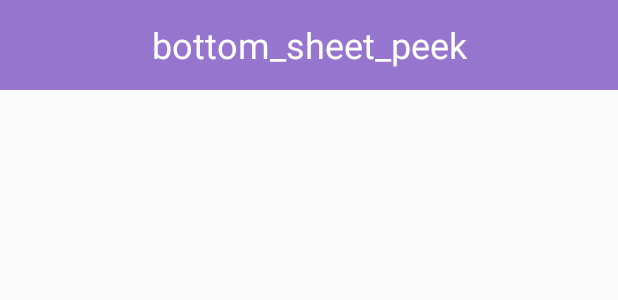
After one commit to EgorAB/FlacPlayer, an Android app: the layout bottom_sheet.xml on its own in the app's theme, with its tools: preview values and no code run, on a phone screen of 412 x 824 dp. The commit adds this screen. Shown: the top 300 px of the screen. Run offline under Robolectric (Android 15) with nearby library versions, the phone set to English and light mode, and no system bars.

```diff
--- a/app/build.gradle
+++ b/app/build.gradle
@@ -2,14 +2,14 @@ apply plugin: 'com.android.application'
 
 apply plugin: 'kotlin-android'
 
+
 apply plugin: 'kotlin-android-extensions'
-
 android {
     compileSdkVersion 28
     defaultConfig {
         vectorDrawables.useSupportLibrary = true
         applicationId "com.example.flacplayer"
-        minSdkVersion 21
+        minSdkVersion 28
         targetSdkVersion 28
         versionCode 1
         versionName "1.0"
@@ -25,6 +25,8 @@ android {
 
 dependencies {
     implementation fileTree(dir: 'libs', include: ['*.jar'])
+    implementation 'com.android.support:appcompat-v7:28.0.0'
+    implementation 'com.android.support:design:28.0.0'
     implementation"org.jetbrains.kotlin:kotlin-stdlib-jdk7:$kotlin_version"
     implementation 'com.android.support:appcompat-v7:28.0.0'
     implementation 'com.android.support.constraint:constraint-layout:1.1.3'
--- a/app/src/main/java/com/example/flacplayer/SongAdapter.kt
+++ b/app/src/main/java/com/example/flacplayer/SongAdapter.kt
@@ -9,7 +9,6 @@ import android.view.View
 import android.view.ViewGroup
 import android.widget.BaseAdapter
 import android.widget.ImageView
-import android.widget.LinearLayout
 import android.widget.TextView
 
 class SongAdapter(c: Context, theSongs: ArrayList<Song>) : BaseAdapter() {
--- a/app/src/main/res/layout-v23/play_scene.xml
+++ b/app/src/main/res/layout-v23/play_scene.xml
@@ -129,11 +129,13 @@
                     android:layout_width="match_parent"
                     android:layout_height="wrap_content"
                     android:id="@+id/seekBar"
+                    android:scaleY="1.1"
+                    android:scaleX="1.1"
                     style="@android:style/Widget.Material.SeekBar"
                     android:theme="@style/SeekBarColor"
-                    app:layout_constraintEnd_toEndOf="parent" android:layout_marginEnd="8dp"
+                    app:layout_constraintEnd_toEndOf="parent" android:layout_marginEnd="16dp"
                     app:layout_constraintTop_toBottomOf="@+id/playButton"
-                    android:layout_marginStart="8dp" app:layout_constraintStart_toStartOf="parent"
+                    android:layout_marginStart="16dp" app:layout_constraintStart_toStartOf="parent"
                     android:layout_marginTop="24dp" app:layout_constraintHorizontal_bias="0.0"
                     android:scrollbarSize="10dp"
                     android:layout_marginBottom="96dp" app:layout_constraintBottom_toBottomOf="parent"
--- /dev/null
+++ b/app/src/main/res/layout/bottom_sheet.xml
@@ -0,0 +1,20 @@
+<?xml version="1.0" encoding="utf-8"?>
+<LinearLayout xmlns:android="http://schemas.android.com/apk/res/android"
+              xmlns:app="http://schemas.android.com/apk/res-auto"
+              android:orientation="vertical"
+              android:id="@+id/bottom_sheet"
+              android:layout_width="match_parent"
+              android:layout_height="match_parent"
+              app:behavior_hideable="true"
+              app:behavior_peekHeight="60dp"
+              app:layout_behavior="com.google.android.material.bottomsheet.BottomSheetBehavior">
+    <TextView
+            android:layout_width="match_parent"
+            android:layout_height="60dp"
+            android:textSize="24sp"
+            android:background="@color/darkThemeColorPrimary"
+            android:gravity="center"
+            android:text="bottom_sheet_peek"
+            android:textColor="@android:color/white" />
+    <include layout="@layout/player_tabs"/>
+</LinearLayout>
--- a/app/src/main/res/layout/player_tabs.xml
+++ b/app/src/main/res/layout/player_tabs.xml
@@ -9,11 +9,13 @@
                                                 android:layout_height="wrap_content">
         <android.support.design.widget.TabLayout
                 android:id="@+id/tabLayout"
+                app:layout_scrollFlags="scroll|enterAlways"
                 app:tabIndicatorColor="@color/materialDarkGray"
                 android:layout_width="match_parent"
-                android:layout_height="wrap_content"
+                android:layout_height="0dp"
                 android:background="?attr/colorPrimary"/>
     </android.support.design.widget.AppBarLayout>
+
     <android.support.v4.view.ViewPager
             android:id="@+id/viewPager"
             android:layout_width="match_parent"
--- a/app/src/main/res/layout/song.xml
+++ b/app/src/main/res/layout/song.xml
@@ -1,6 +1,7 @@
 <?xml version="1.0" encoding="utf-8"?>
 <android.support.constraint.ConstraintLayout
-        xmlns:app="http://schemas.android.com/apk/res-auto" android:layout_width="match_parent"
+        xmlns:app="http://schemas.android.com/apk/res-auto"
+        android:layout_width="match_parent"
         android:layout_height="wrap_content"
         xmlns:android="http://schemas.android.com/apk/res/android">
     <android.support.v7.widget.CardView
--- a/app/src/main/res/menu/bottom_navigation_menu.xml
+++ b/app/src/main/res/menu/bottom_navigation_menu.xml
@@ -3,16 +3,16 @@
       xmlns:android="http://schemas.android.com/apk/res/android">
 
     <item android:id="@+id/homeButton" android:title="@string/menu_icon_home_button"
-          app:showAsAction="ifRoom"
+          app:showAsAction="always"
           android:color = "@color/materialDarkGray"
           android:icon="@drawable/ic_home_black_24dp"/>
     <item android:id="@+id/playButton" android:title="@string/menu_icon_play_button"
-          app:showAsAction="ifRoom"
+          app:showAsAction="always"
           android:color = "@color/materialDarkGray"
           android:icon="@drawable/ic_play_circle_filled_black_24dp"/>
 
     <item android:id="@+id/moreButton" android:title="@string/menu_icon_orher_button"
-          app:showAsAction="ifRoom"
+          app:showAsAction="always"
           android:color = "@color/materialDarkGray"
           android:icon="@drawable/ic_more_horiz_black_24dp"/>
 </menu>
--- a/app/src/main/res/values/styles.xml
+++ b/app/src/main/res/values/styles.xml
@@ -9,8 +9,8 @@
     </style>
     <style name="SeekBarColor"
            parent="Widget.AppCompat.SeekBar">
-        <item name="android:minHeight">10dp</item>
-        <item name="android:maxHeight">10dp</item>
+        <item name="android:minHeight">20dp</item>
+        <item name="android:maxHeight">20dp</item>
         <item name="colorAccent">@color/darkThemeColorPrimary</item>
     </style>
     <style name="AppTheme.Launcher">
```
Also changed, not shown: app/src/main/java/com/example/flacplayer/MainActivity.kt (+34 -19 lines), app/src/main/java/com/example/flacplayer/PlaylistFragment.kt (+65 -40 lines), app/src/main/java/com/example/flacplayer/StartActivity.kt (+6 -1 lines), app/src/main/res/layout/activity_main.xml (+7 -1 lines), app/src/main/res/layout/activity_main_modificated.xml (added, +17 -0 lines), app/src/main/res/layout/playlist.xml (+11 -19 lines).
